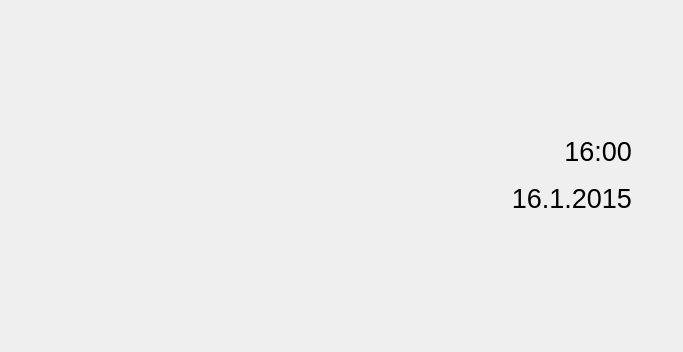
Qt form TallyOnRaspberry/mainwindow.ui (Deltachi/Tally_Teamproject) before a commit.
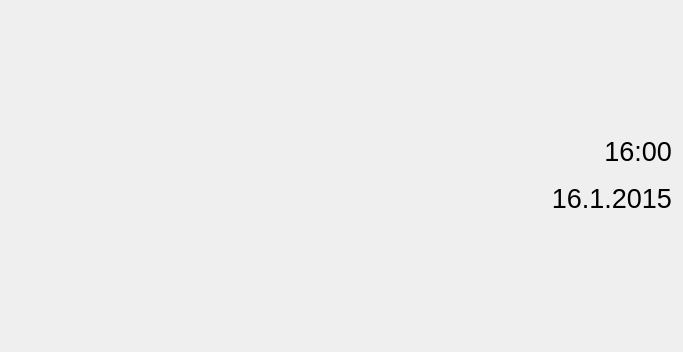
The same form after that commit. Icons and pictures are not drawn.

Commit message: User can now login with the new login screen. Username will be displayed on the Main Window between Tally-logo and Time/Date Display

Patch:
```diff
--- a/TallyOnRaspberry/mainwindow.ui
+++ b/TallyOnRaspberry/mainwindow.ui
@@ -58,20 +58,19 @@
        </widget>
       </item>
       <item>
-       <spacer name="horizontalSpacer_3">
-        <property name="orientation">
-         <enum>Qt::Horizontal</enum>
+       <widget class="QLabel" name="label_username">
+        <property name="font">
+         <font>
+          <pointsize>15</pointsize>
+         </font>
         </property>
-        <property name="sizeType">
-         <enum>QSizePolicy::Maximum</enum>
+        <property name="text">
+         <string/>
         </property>
-        <property name="sizeHint" stdset="0">
-         <size>
-          <width>200</width>
-          <height>40</height>
-         </size>
+        <property name="alignment">
+         <set>Qt::AlignCenter</set>
         </property>
-       </spacer>
+       </widget>
       </item>
       <item>
        <layout class="QVBoxLayout" name="verticalLayoutDate" stretch="1,1">
```
The commit also changes 7 other files.
